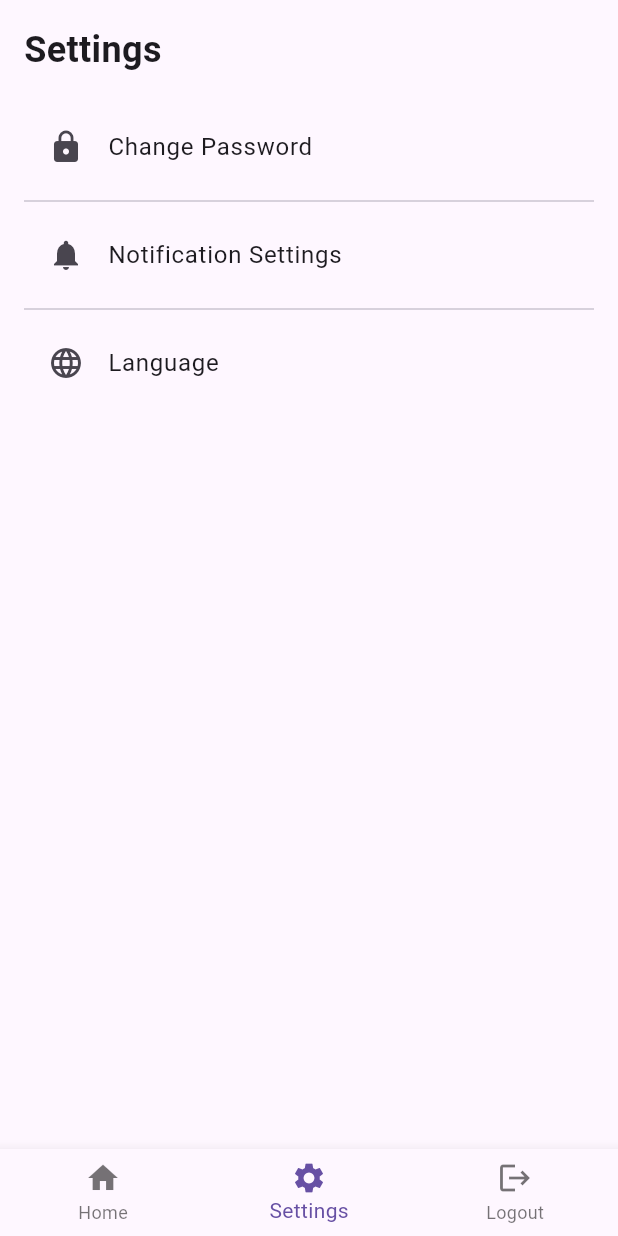
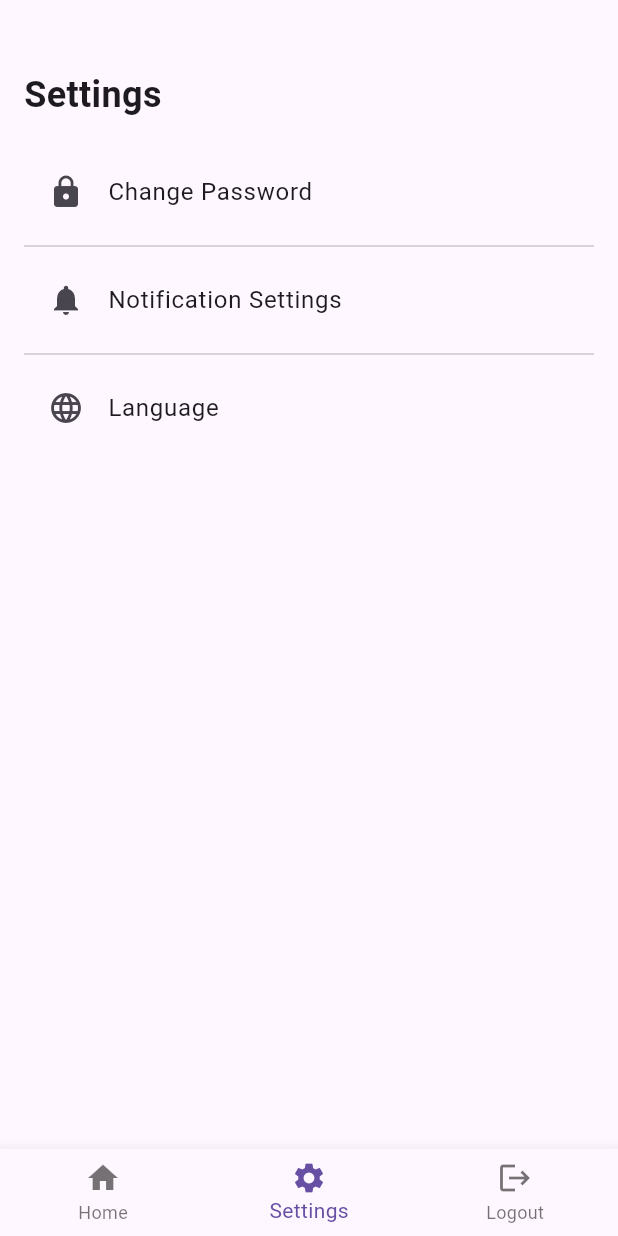
Before and after one commit to SabariKarthik-04/Geolocation-based-attendance, a Flutter app: the AdminHomePage screen opened directly with empty values, item 2 of the bottom bar chosen, on a phone screen of 412 x 824 dp. Run offline on Flutter 3.47's test engine with Material 3 defaults, Android fonts, the phone set to English and light mode, and no system bars; our stand-ins replace flutter_local_notifications, geolocator, go_router, permission_handler.

Commit message:
pages reorderd

```diff
--- a/flutter_application_1/lib/admin_home_page.dart
+++ b/flutter_application_1/lib/admin_home_page.dart
@@ -91,7 +91,14 @@ class _AdminHomePageState extends State<AdminHomePage> {
     return Padding(
       padding: const EdgeInsets.symmetric(horizontal: 20.0, vertical: 30.0),
       child: Column(
+        crossAxisAlignment: CrossAxisAlignment.start,
         children: [
+          const SizedBox(height: 30,),
+          const Text(
+            'Admin Home',
+            style: TextStyle(fontSize: 24, fontWeight: FontWeight.bold),
+          ),
+          const SizedBox(height: 20,),
           Row(
             children: [
               Flexible(
--- a/flutter_application_1/lib/settings_page.dart
+++ b/flutter_application_1/lib/settings_page.dart
@@ -10,6 +10,7 @@ class SettingsPage extends StatelessWidget {
       child: Column(
         crossAxisAlignment: CrossAxisAlignment.start,
         children: [
+          const SizedBox(height: 30,),
           const Text(
             'Settings',
             style: TextStyle(fontSize: 24, fontWeight: FontWeight.bold),
```
